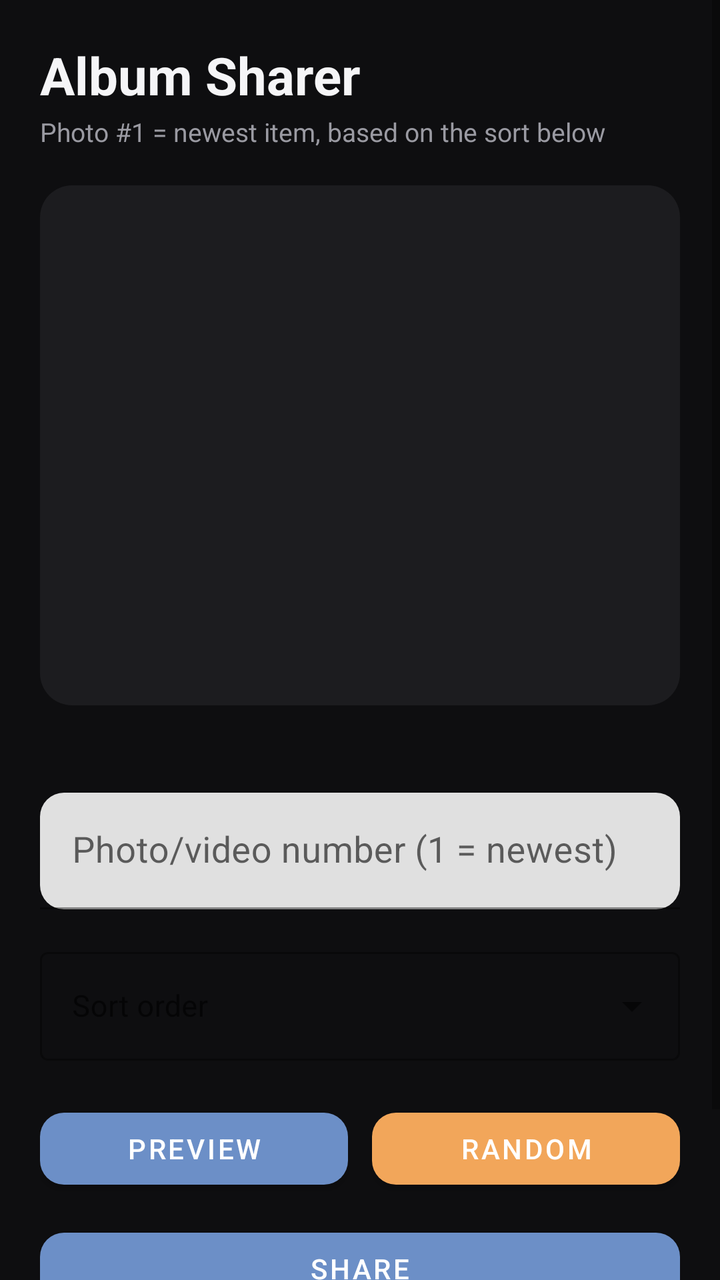
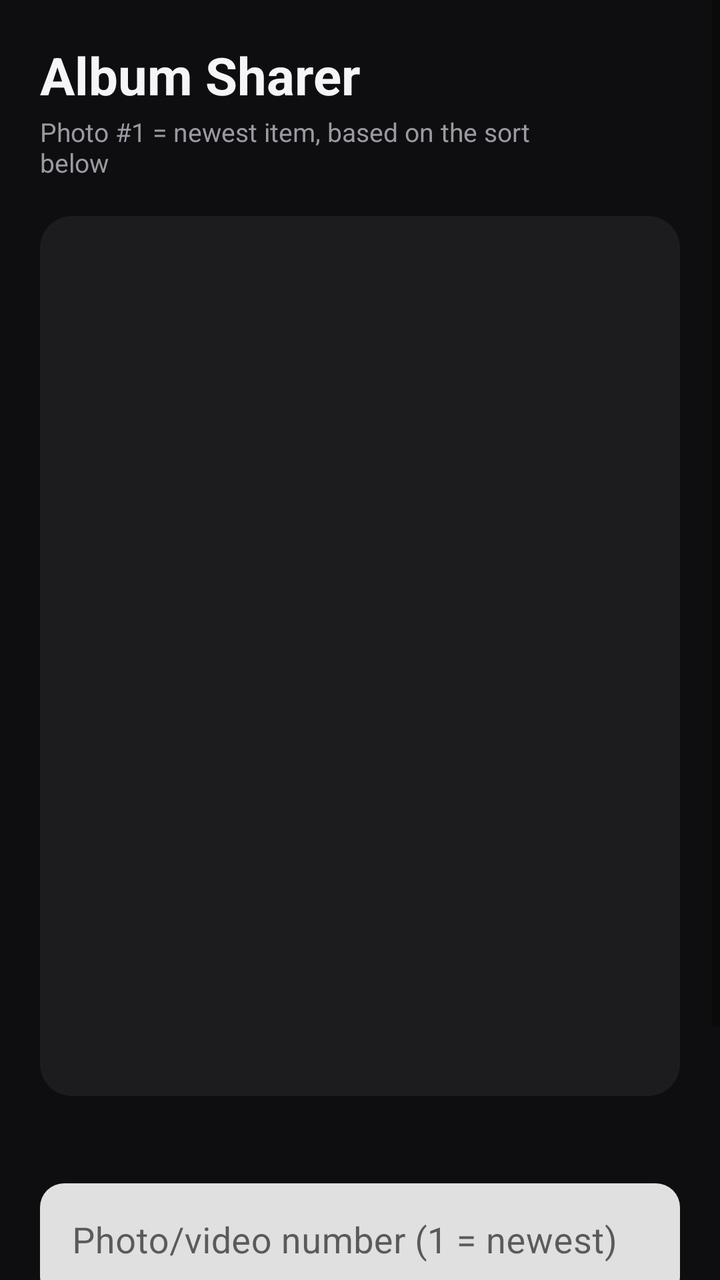

The first picture is an Android layout as it rendered before a commit; the second is the same layout after the commit. The layout source and the unified diff follow.
<!-- AndroidManifest.xml: application theme Theme.AlbumSharer -->
<!-- res/layout/activity_main.xml -->
<?xml version="1.0" encoding="utf-8"?>
<ScrollView xmlns:android="http://schemas.android.com/apk/res/android"
    xmlns:app="http://schemas.android.com/apk/res-auto"
    android:layout_width="match_parent"
    android:layout_height="match_parent"
    android:fillViewport="true"
    android:background="@color/bg_screen">

    <LinearLayout
        android:layout_width="match_parent"
        android:layout_height="wrap_content"
        android:orientation="vertical"
        android:padding="20dp">

        <TextView
            android:layout_width="wrap_content"
            android:layout_height="wrap_content"
            android:text="Album Sharer"
            android:textSize="26sp"
            android:textStyle="bold"
            android:textColor="@color/text_primary" />

        <TextView
            android:layout_width="wrap_content"
            android:layout_height="wrap_content"
            android:layout_marginTop="2dp"
            android:layout_marginBottom="18dp"
            android:text="Photo #1 = newest item, based on the sort below"
            android:textSize="13sp"
            android:textColor="@color/text_secondary" />

        <FrameLayout
            android:layout_width="match_parent"
            android:layout_height="260dp"
            android:background="@drawable/rounded_card_bg">

            <ImageView
                android:id="@+id/imagePreview"
                android:layout_width="match_parent"
                android:layout_height="match_parent"
                android:scaleType="centerInside"
                android:contentDescription="Selected media preview" />

            <ImageView
                android:id="@+id/playOverlay"
                android:layout_width="56dp"
                android:layout_height="56dp"
                android:layout_gravity="center"
                android:src="@drawable/ic_play_circle"
                android:visibility="gone"
                android:contentDescription="Video indicator" />
        </FrameLayout>

        <TextView
            android:id="@+id/statusText"
            android:layout_width="match_parent"
            android:layout_height="wrap_content"
            android:layout_marginTop="10dp"
            android:gravity="center"
            android:textColor="@color/error_red"
            android:textSize="13sp"
            android:text="" />

        <com.google.android.material.textfield.TextInputLayout
            android:layout_width="match_parent"
            android:layout_height="wrap_content"
            android:layout_marginTop="16dp"
            android:hint="Photo/video number (1 = newest)"
            app:boxCornerRadiusTopStart="12dp"
            app:boxCornerRadiusTopEnd="12dp"
            app:boxCornerRadiusBottomStart="12dp"
            app:boxCornerRadiusBottomEnd="12dp">

            <com.google.android.material.textfield.TextInputEditText
                android:id="@+id/editNumber"
                android:layout_width="match_parent"
                android:layout_height="wrap_content"
                android:inputType="number"
                android:textSize="18sp" />
        </com.google.android.material.textfield.TextInputLayout>

        <com.google.android.material.textfield.TextInputLayout
            android:id="@+id/sortInputLayout"
            style="@style/Widget.MaterialComponents.TextInputLayout.OutlinedBox.ExposedDropdownMenu"
            android:layout_width="match_parent"
            android:layout_height="wrap_content"
            android:layout_marginTop="16dp"
            android:hint="Sort order">

            <AutoCompleteTextView
                android:id="@+id/sortDropdown"
                android:layout_width="match_parent"
                android:layout_height="wrap_content"
                android:inputType="none"
                android:textSize="15sp" />
        </com.google.android.material.textfield.TextInputLayout>

        <LinearLayout
            android:layout_width="match_parent"
            android:layout_height="wrap_content"
            android:orientation="horizontal"
            android:layout_marginTop="20dp">

            <com.google.android.material.button.MaterialButton
                android:id="@+id/btnPreview"
                android:layout_width="0dp"
                android:layout_height="wrap_content"
                android:layout_weight="1"
                android:layout_marginEnd="6dp"
                android:text="Preview"
                app:cornerRadius="12dp" />

            <com.google.android.material.button.MaterialButton
                android:id="@+id/btnRandom"
                android:layout_width="0dp"
                android:layout_height="wrap_content"
                android:layout_weight="1"
                android:layout_marginStart="6dp"
                android:text="Random"
                app:backgroundTint="@color/brand_accent"
                app:cornerRadius="12dp" />
        </LinearLayout>

        <com.google.android.material.button.MaterialButton
            android:id="@+id/btnShare"
            android:layout_width="match_parent"
            android:layout_height="wrap_content"
            android:layout_marginTop="12dp"
            android:text="Share"
            app:cornerRadius="12dp" />

        <com.google.android.material.button.MaterialButton
            android:id="@+id/btnFolders"
            style="@style/Widget.MaterialComponents.Button.OutlinedButton"
            android:layout_width="match_parent"
            android:layout_height="wrap_content"
            android:layout_marginTop="12dp"
            android:text="Choose Folders to Include"
            app:cornerRadius="12dp" />

    </LinearLayout>
</ScrollView>
<!-- resources referenced by this layout -->
<resources>
  <color name="bg_screen">#0E0E10</color>
  <color name="brand_accent">#F2A65A</color>
  <color name="error_red">#FF6B6B</color>
  <color name="text_primary">#F5F5F7</color>
  <color name="text_secondary">#9A9AA2</color>
  <!-- drawable ic_play_circle (drawable) -->
  <?xml version="1.0" encoding="utf-8"?>
  <vector xmlns:android="http://schemas.android.com/apk/res/android"
      android:width="56dp"
      android:height="56dp"
      android:viewportWidth="24"
      android:viewportHeight="24">
      <path
          android:fillColor="#CC000000"
          android:pathData="M12,2C6.48,2 2,6.48 2,12s4.48,10 10,10 10,-4.48 10,-10S17.52,2 12,2z" />
      <path
          android:fillColor="#FFFFFF"
          android:pathData="M10,8.64v6.72c0,0.46 0.5,0.75 0.9,0.52l5.72,-3.36c0.4,-0.23 0.4,-0.81 0,-1.04L10.9,8.12C10.5,7.89 10,8.18 10,8.64z" />
  </vector>
  <!-- drawable rounded_card_bg (drawable) -->
  <?xml version="1.0" encoding="utf-8"?>
  <shape xmlns:android="http://schemas.android.com/apk/res/android"
      android:shape="rectangle">
      <solid android:color="#1C1C1F" />
      <corners android:radius="16dp" />
  </shape>
  <style name="Theme.AlbumSharer" parent="Theme.MaterialComponents.DayNight.NoActionBar">
          <item name="colorPrimary">@color/brand_primary</item>
          <item name="colorPrimaryDark">@color/brand_primary_dark</item>
          <item name="colorAccent">@color/brand_accent</item>
          <item name="android:windowBackground">@color/bg_screen</item>
          
          <item name="colorBackground">@color/bg_screen</item>
      </style>
  <color name="brand_primary">#6C8FC7</color>
  <color name="brand_primary_dark">#4A6FA5</color>
</resources>

<!-- the commit's change to res/layout/activity_main.xml (unified diff, before → after) -->
@@ -12,26 +12,54 @@
         android:orientation="vertical"
         android:padding="20dp">
 
-        <TextView
-            android:layout_width="wrap_content"
+        
+        <LinearLayout
+            android:layout_width="match_parent"
             android:layout_height="wrap_content"
-            android:text="Album Sharer"
-            android:textSize="26sp"
-            android:textStyle="bold"
-            android:textColor="@color/text_primary" />
+            android:orientation="horizontal"
+            android:gravity="top">
 
-        <TextView
-            android:layout_width="wrap_content"
-            android:layout_height="wrap_content"
-            android:layout_marginTop="2dp"
-            android:layout_marginBottom="18dp"
-            android:text="Photo #1 = newest item, based on the sort below"
-            android:textSize="13sp"
-            android:textColor="@color/text_secondary" />
+            <LinearLayout
+                android:layout_width="0dp"
+                android:layout_height="wrap_content"
+                android:layout_weight="1"
+                android:orientation="vertical">
 
+                <TextView
+                    android:layout_width="wrap_content"
+                    android:layout_height="wrap_content"
+                    android:text="Album Sharer"
+                    android:textSize="26sp"
+                    android:textStyle="bold"
+                    android:textColor="@color/text_primary" />
+
+                <TextView
+                    android:layout_width="wrap_content"
+                    android:layout_height="wrap_content"
+                    android:layout_marginTop="2dp"
+                    android:text="Photo #1 = newest item, based on the sort below"
+                    android:textSize="13sp"
+                    android:textColor="@color/text_secondary" />
+            </LinearLayout>
+
+            <ImageButton
+                android:id="@+id/btnMenu"
+                android:layout_width="40dp"
+                android:layout_height="40dp"
+                android:layout_gravity="top|end"
+                android:background="?attr/selectableItemBackgroundBorderless"
+                android:src="@drawable/ic_hamburger"
+                android:contentDescription="Menu" />
+        </LinearLayout>
+
+        <View
+            android:layout_width="match_parent"
+            android:layout_height="18dp" />
+
+        
         <FrameLayout
             android:layout_width="match_parent"
-            android:layout_height="260dp"
+            android:layout_height="440dp"
             android:background="@drawable/rounded_card_bg">
 
             <ImageView
@@ -61,6 +89,7 @@
             android:textSize="13sp"
             android:text="" />
 
+        
         <com.google.android.material.textfield.TextInputLayout
             android:layout_width="match_parent"
             android:layout_height="wrap_content"
@@ -79,22 +108,7 @@
                 android:textSize="18sp" />
         </com.google.android.material.textfield.TextInputLayout>
 
-        <com.google.android.material.textfield.TextInputLayout
-            android:id="@+id/sortInputLayout"
-            style="@style/Widget.MaterialComponents.TextInputLayout.OutlinedBox.ExposedDropdownMenu"
-            android:layout_width="match_parent"
-            android:layout_height="wrap_content"
-            android:layout_marginTop="16dp"
-            android:hint="Sort order">
-
-            <AutoCompleteTextView
-                android:id="@+id/sortDropdown"
-                android:layout_width="match_parent"
-                android:layout_height="wrap_content"
-                android:inputType="none"
-                android:textSize="15sp" />
-        </com.google.android.material.textfield.TextInputLayout>
-
+        
         <LinearLayout
             android:layout_width="match_parent"
             android:layout_height="wrap_content"
@@ -129,14 +143,5 @@
             android:text="Share"
             app:cornerRadius="12dp" />
 
-        <com.google.android.material.button.MaterialButton
-            android:id="@+id/btnFolders"
-            style="@style/Widget.MaterialComponents.Button.OutlinedButton"
-            android:layout_width="match_parent"
-            android:layout_height="wrap_content"
-            android:layout_marginTop="12dp"
-            android:text="Choose Folders to Include"
-            app:cornerRadius="12dp" />
-
     </LinearLayout>
 </ScrollView>
